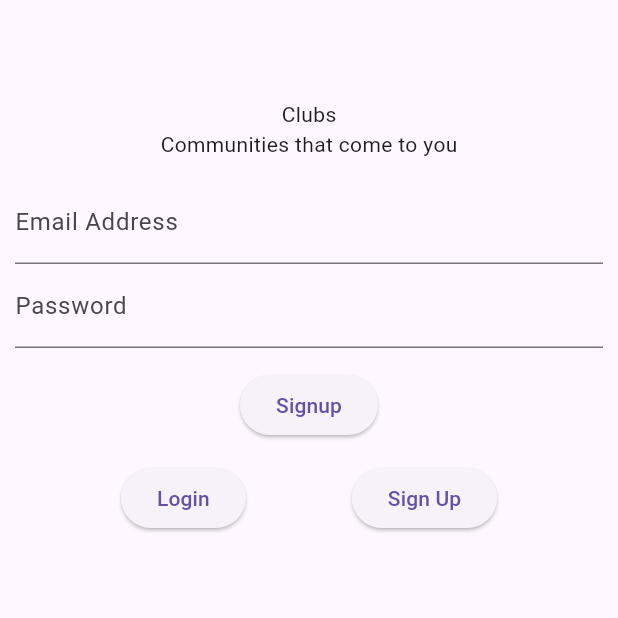
After one commit to sehyeon97/CBU-Clubs, a Flutter app: the screen it shows after launch, after a tap on "Sign Up", on a phone screen of 412 x 824 dp, the top half of it. The commit adds this screen. Run offline on Flutter 3.47's test engine with Material 3 defaults, Android fonts, the phone set to English and light mode, and no system bars; our stand-ins replace cloud_firestore, firebase_auth, firebase_core, flutter_riverpod; accounts and stored records are empty; network calls fail.

Commit message:
login and auth implemented

```diff
--- a/lib/main.dart
+++ b/lib/main.dart
@@ -1,4 +1,6 @@
 import 'package:club/screens/home/home.dart';
+import 'package:club/screens/login/login.dart';
+import 'package:firebase_auth/firebase_auth.dart';
 import 'package:flutter/material.dart';
 import 'package:flutter_riverpod/flutter_riverpod.dart';
 
@@ -15,9 +17,24 @@ class MainApp extends StatelessWidget {
 
   @override
   Widget build(BuildContext context) {
-    return const ProviderScope(
+    return ProviderScope(
       child: MaterialApp(
-        home: HomeScreen(),
+        home: StreamBuilder(
+          // this stream points to whether the user has logged in before
+          stream: FirebaseAuth.instance.authStateChanges(),
+          builder: (context, snapshot) {
+            // if this user has logged in before and
+            // therefore has data in firebase, then go straight to
+            // Home screen instead of showing login screen
+            // it can still go to login screen if that
+            // user authentication token state expired
+            if (snapshot.hasData) {
+              return const HomeScreen();
+            }
+
+            return const Login();
+          },
+        ),
       ),
     );
   }
--- /dev/null
+++ b/lib/screens/login/login.dart
@@ -0,0 +1,136 @@
+import 'package:cloud_firestore/cloud_firestore.dart';
+import 'package:firebase_auth/firebase_auth.dart';
+import 'package:flutter/material.dart';
+
+final _firebase = FirebaseAuth.instance;
+
+class Login extends StatefulWidget {
+  const Login({super.key});
+
+  @override
+  State<Login> createState() => _LoginState();
+}
+
+class _LoginState extends State<Login> {
+  final _form = GlobalKey<FormState>();
+
+  bool _isLogin = true;
+  String _enteredEmail = '';
+  String _enteredPassword = '';
+
+  void _submit() async {
+    bool isValid = _form.currentState!.validate();
+    if (!isValid) {
+      return;
+    }
+
+    _form.currentState!.save();
+
+    // this sends a HTTP request to firebase behind the scenes
+    try {
+      if (_isLogin) {
+        await _firebase.signInWithEmailAndPassword(
+            email: _enteredEmail, password: _enteredPassword);
+      } else {
+        final userCredentials = await _firebase.createUserWithEmailAndPassword(
+            email: _enteredEmail, password: _enteredPassword);
+        await FirebaseFirestore.instance
+            .collection('users')
+            .doc(userCredentials.user!.uid)
+            .set({
+          'name': 'Everyone has the same name',
+          'email': _enteredEmail,
+          'available_clubs': [],
+          'joined_clubs': [],
+        });
+      }
+    } on FirebaseAuthException catch (error) {
+      ScaffoldMessenger.of(context).clearSnackBars();
+      ScaffoldMessenger.of(context).showSnackBar(
+        SnackBar(
+          content: Text(error.message ?? 'Authentication failed'),
+        ),
+      );
+    }
+  }
+
+  void setIsLogin(bool isLogin) {
+    setState(() {
+      _isLogin = isLogin;
+    });
+  }
+
+  @override
+  Widget build(BuildContext context) {
+    return Scaffold(
+      body: Padding(
+        padding: const EdgeInsets.all(10.0),
+        child: Form(
+          key: _form,
+          child: Column(
+            mainAxisAlignment: MainAxisAlignment.center,
+            mainAxisSize: MainAxisSize.min,
+            crossAxisAlignment: CrossAxisAlignment.center,
+            children: [
+              const SizedBox(height: 56),
+              const Text('Clubs'),
+              const Text('Communities that come to you'),
+              const SizedBox(height: 14),
+              TextFormField(
+                decoration: const InputDecoration(
+                  labelText: 'Email Address',
+                ),
+                keyboardType: TextInputType.emailAddress,
+                autocorrect: false,
+                textCapitalization: TextCapitalization.none,
+                onSaved: (value) {
+                  _enteredEmail = value!;
+                },
+              ),
+              TextFormField(
+                decoration: const InputDecoration(
+                  labelText: "Password",
+                ),
+                obscureText: true,
+                onSaved: (value) {
+                  _enteredPassword = value!;
+                },
+              ),
+              const SizedBox(height: 14),
+              ElevatedButton(
+                onPressed: () {
+                  _submit();
+                },
+                child: Text(_isLogin ? 'Login' : 'Signup'),
+              ),
+              const SizedBox(height: 14),
+              Row(
+                mainAxisAlignment: MainAxisAlignment.spaceEvenly,
+                mainAxisSize: MainAxisSize.max,
+                crossAxisAlignment: CrossAxisAlignment.center,
+                children: [
+                  ElevatedButton(
+                    onPressed: () {
+                      if (!_isLogin) {
+                        setIsLogin(true);
+                      }
+                    },
+                    child: const Text('Login'),
+                  ),
+                  ElevatedButton(
+                    onPressed: () {
+                      if (_isLogin) {
+                        setIsLogin(false);
+                      }
+                    },
+                    child: const Text('Sign Up'),
+                  ),
+                ],
+              ),
+            ],
+          ),
+        ),
+      ),
+    );
+  }
+}
--- a/pubspec.yaml
+++ b/pubspec.yaml
@@ -38,6 +38,7 @@ dependencies:
   flutter_riverpod: ^2.5.1
   cloud_firestore: ^5.4.3
   firebase_core: ^3.6.0
+  firebase_auth: ^5.3.1
 
 dev_dependencies:
   flutter_test:
```
Also changed, not shown: lib/screens/home/home.dart (+12 -1 lines), lib/firebase_options.dart, pubspec.lock, 1 other file.
